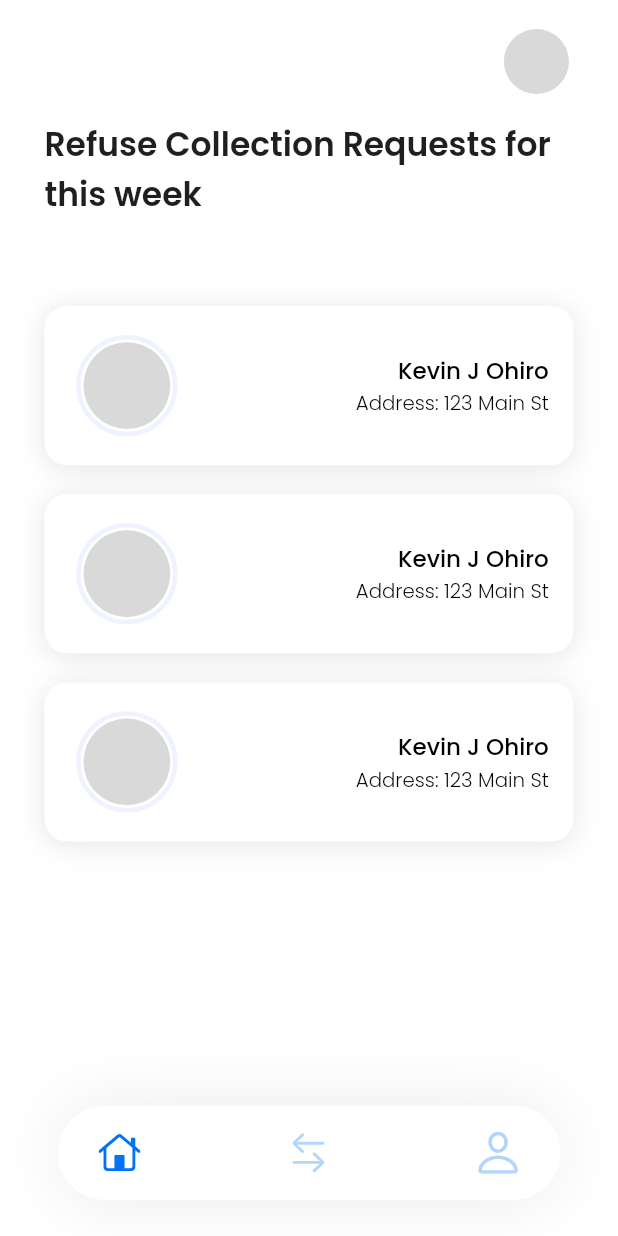
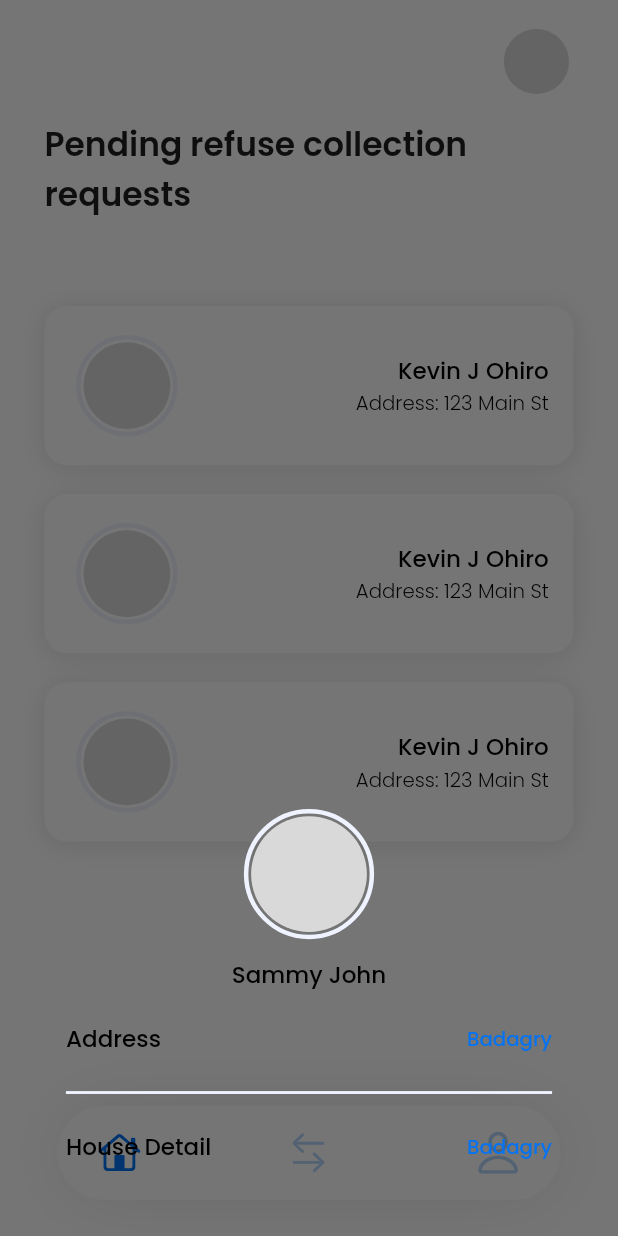
Before and after one commit to Donkelv/lawma_app, a Flutter app: the BottomAppBarScreeen screen opened by its route, after a tap on "Kevin J Ohiro", on a phone screen of 412 x 824 dp. Run offline on Flutter 3.47's test engine with Material 2 defaults, Android fonts, the phone set to English and light mode, and no system bars; our stand-ins replace cloud_firestore, dartz, firebase_auth, firebase_core, flutter_riverpod, flutter_screenutil and 3 more; missing offline and left inert: shape_of_view; accounts and stored records are empty.

Commit message:
feat: refuse collection sheet

```diff
--- a/lib/presentation/screens/home_screen_driver.dart
+++ b/lib/presentation/screens/home_screen_driver.dart
@@ -3,7 +3,9 @@ import 'package:flutter/material.dart';
 import 'package:flutter_screenutil/flutter_screenutil.dart';
 import 'package:lawma_app/data/constant/color_const.dart';
 import 'package:lawma_app/data/utils/theme_const.dart';
+import 'package:lawma_app/presentation/widgets/custom_bottom_sheet.dart';
 import 'package:lawma_app/presentation/widgets/refuse_collection_req_widget.dart';
+import 'package:lawma_app/presentation/widgets/request_details_sheet.dart';
 
 class HomeScreenDriver extends StatelessWidget {
   const HomeScreenDriver({Key? key}) : super(key: key);
@@ -49,7 +51,7 @@ class HomeScreenDriver extends StatelessWidget {
             Padding(
               padding: EdgeInsets.symmetric(horizontal: 27.0.w),
               child: Text(
-                "Refuse Collection Requests for this week",
+                "Pending refuse collection requests",
                 style: CustomTheme.semiLargeText(context).copyWith(
                   color: ColorConst.dark,
                   fontWeight: FontWeight.w600,
@@ -63,15 +65,18 @@ class HomeScreenDriver extends StatelessWidget {
             ),
             Expanded(
               child: ListView.builder(
-                padding: EdgeInsets.symmetric(vertical: 20.0.h, horizontal: 27.0.w),
-                scrollDirection: Axis.vertical,
-                physics: const BouncingScrollPhysics(),
+                  padding: EdgeInsets.symmetric(
+                      vertical: 20.0.h, horizontal: 27.0.w),
+                  scrollDirection: Axis.vertical,
+                  physics: const BouncingScrollPhysics(),
                   itemCount: 3,
                   shrinkWrap: true,
                   itemBuilder: (context, index) {
                     return RefuseCollectionReqWidget(
                       onTap: () {
-
+                        //Navigator.pop(context);
+                        customBottomSheet(
+                            context: context, widget: const RequestDetailsSheet(),);
                       },
                     );
                   }),
--- /dev/null
+++ b/lib/presentation/widgets/request_details_sheet.dart
@@ -0,0 +1,126 @@
+import 'package:flutter/material.dart';
+import 'package:flutter_screenutil/flutter_screenutil.dart';
+import 'package:lawma_app/data/constant/color_const.dart';
+import 'package:lawma_app/data/utils/theme_const.dart';
+
+class RequestDetailsSheet extends StatelessWidget {
+  const RequestDetailsSheet({ Key? key }) : super(key: key);
+
+  @override
+  Widget build(BuildContext context) {
+    return Padding(
+       padding: EdgeInsets.symmetric(horizontal: 40.0.w),
+       child: Column(
+         mainAxisSize: MainAxisSize.min,
+        mainAxisAlignment: MainAxisAlignment.start,
+        crossAxisAlignment: CrossAxisAlignment.center,
+        children: [
+          SizedBox(
+              height: 50.0.h,
+            ),
+            Container(
+              width: 90.0.w,
+              height: 90.0.h,
+              decoration: BoxDecoration(
+                shape: BoxShape.circle,
+                border: Border.all(
+                  color: ColorConst.lightPrimaryColor,
+                  width: 3.0,
+                ),
+              ),
+              child: Center(
+                child: Container(
+                  width: 80.0.w,
+                  height: 80.0.h,
+                  decoration: const BoxDecoration(
+                    color: ColorConst.lightGreyColor,
+                    shape: BoxShape.circle,
+                  ),
+                ),
+              ),
+            ),
+            SizedBox(
+              height: 13.0.h,
+            ),
+            Text(
+              "Sammy John",
+              textAlign: TextAlign.center,
+              style: CustomTheme.normalText(context),
+            ),
+            SizedBox(
+              height: 20.0.h,
+            ),
+            Row(
+              mainAxisAlignment: MainAxisAlignment.spaceBetween,
+              crossAxisAlignment: CrossAxisAlignment.center,
+              children: [
+                Text(
+                  "Address",
+                  style: CustomTheme.normalText(context).copyWith(
+                    color: ColorConst.blackColor,
+                    fontWeight: FontWeight.w500,
+                  ),
+                ),
+                SizedBox(
+                  width: 10.0.w,
+                ),
+                Expanded(
+                  child: Text(
+                    "Badagry",
+                    textAlign: TextAlign.end,
+                    maxLines: 2,
+                    overflow: TextOverflow.ellipsis,
+                    style: CustomTheme.smallText(context).copyWith(
+                      color: ColorConst.primaryColor,
+                      fontWeight: FontWeight.w500,
+                    ),
+                  ),
+                ),
+              ],
+            ),
+            SizedBox(
+              height: 17.0.h,
+            ),
+            Divider(
+              color: ColorConst.lightPrimaryColor,
+              thickness: 2.0.h,
+            ),
+            SizedBox(
+              height: 17.0.h,
+            ),
+            Row(
+              mainAxisAlignment: MainAxisAlignment.spaceBetween,
+              crossAxisAlignment: CrossAxisAlignment.center,
+              children: [
+                Text(
+                  "House Detail",
+                  style: CustomTheme.normalText(context).copyWith(
+                    color: ColorConst.blackColor,
+                    fontWeight: FontWeight.w500,
+                  ),
+                ),
+                SizedBox(
+                  width: 10.0.w,
+                ),
+                Expanded(
+                  child: Text(
+                    "Badagry",
+                    textAlign: TextAlign.end,
+                    maxLines: 2,
+                    overflow: TextOverflow.ellipsis,
+                    style: CustomTheme.smallText(context).copyWith(
+                      color: ColorConst.primaryColor,
+                      fontWeight: FontWeight.w500,
+                    ),
+                  ),
+                ),
+              ],
+            ),
+            SizedBox(
+              height: 50.0.h,
+            ),
+        ]
+       ),
+    );
+  }
+}
--- a/lib/presentation/widgets/transaction_detail_sheet.dart
+++ b/lib/presentation/widgets/transaction_detail_sheet.dart
@@ -89,7 +89,11 @@ class TransactionDetailSheet extends StatelessWidget {
                   fontWeight: FontWeight.w500,
                 ),
               ),
-              Text(
+               SizedBox(
+                width: 10.0.w,
+              ),
+              Expanded(
+                child: Text(
                   "Badagry",
                   textAlign: TextAlign.end,
                   maxLines: 2,
@@ -97,6 +101,7 @@ class TransactionDetailSheet extends StatelessWidget {
                   style: CustomTheme.normalText(context).copyWith(
                     color: ColorConst.primaryColor,
                     fontWeight: FontWeight.w500,
+                  ),
                 ),
               ),
             ],
```
Lines whose indentation alone changed are shown as unchanged.
